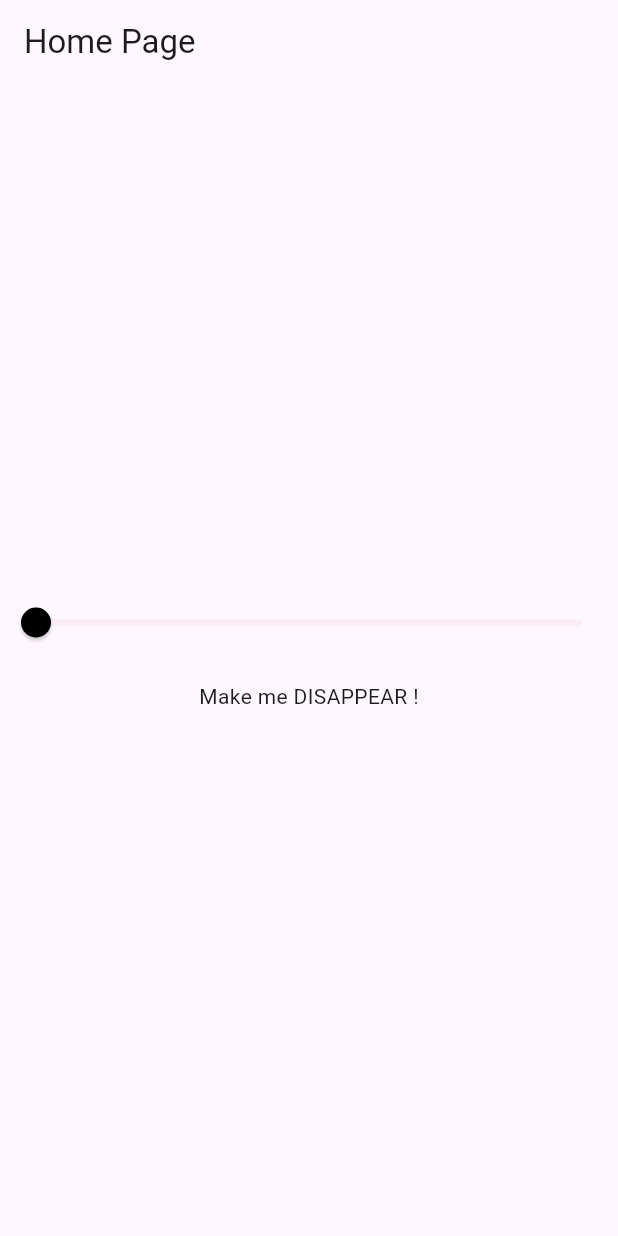
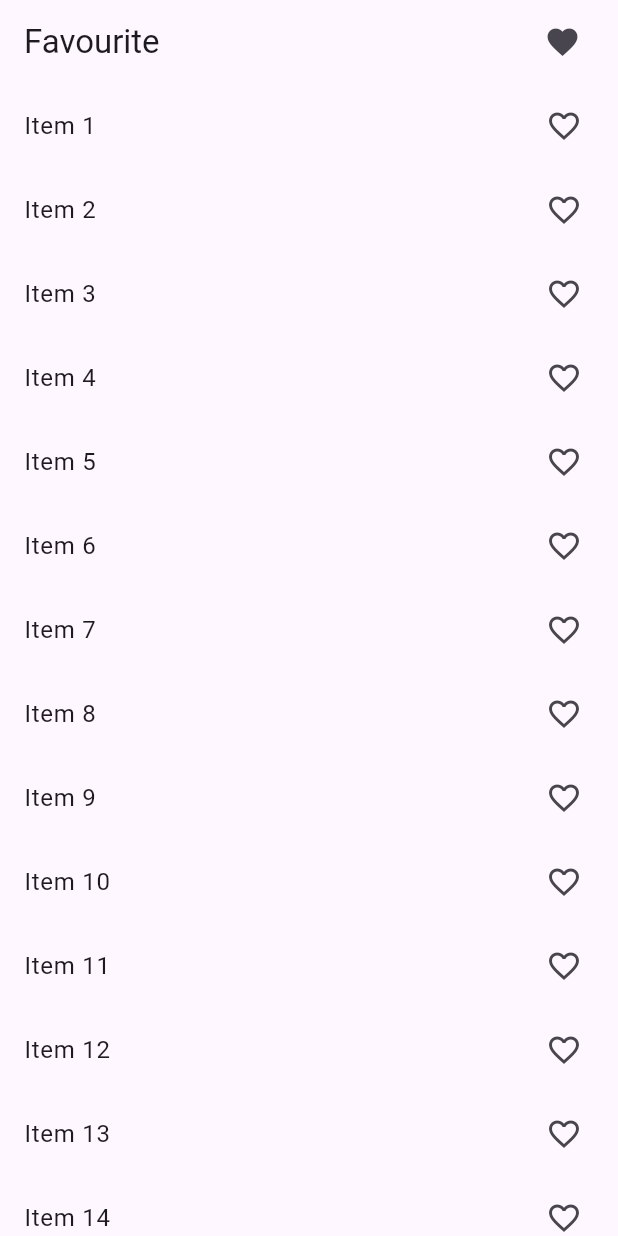
Before and after one commit to mollik001/state-management, a Flutter app: the screen it shows after launch, on a phone screen of 412 x 824 dp. Run offline on Flutter 3.47's test engine with Material 2 defaults, Android fonts, the phone set to English and light mode, and no system bars.

Commit message:
Favourite List with Provider

```diff
--- /dev/null
+++ b/lib/favourite_page.dart
@@ -0,0 +1,58 @@
+import 'package:flutter/material.dart';
+import 'package:practice_sm/favourite_2ndPage.dart';
+import 'package:practice_sm/provider/favourite_provider.dart';
+import 'package:provider/provider.dart';
+
+class Favourite extends StatefulWidget {
+  const Favourite({super.key});
+
+  @override
+  State<Favourite> createState() => _FavouriteState();
+}
+
+class _FavouriteState extends State<Favourite> {
+  @override
+  Widget build(BuildContext context) {
+    print('build');
+    return Scaffold(
+      appBar: AppBar(
+        title: Text('Favourite'),
+        actions: [
+          InkWell(
+              onTap: () {
+                Navigator.push(context,
+                    MaterialPageRoute(builder: (context) => SecondFavourite()));
+              },
+              child: Icon(Icons.favorite)),
+          SizedBox(
+            width: 25,
+          )
+        ],
+      ),
+      body: Column(
+        children: [
+          Expanded(
+            child: ListView.builder(
+              itemCount: 100,
+              itemBuilder: (context, index) {
+                return Consumer<FavouriteProvider>(
+                    builder: (context, value, child) {
+                  print('rebuild');
+                  return ListTile(
+                    onTap: () {
+                      value.toggleFavorite(index);
+                    },
+                    title: Text('Item ${index + 1}'),
+                    trailing: Icon(value.selectedItem.contains(index)
+                        ? Icons.favorite
+                        : Icons.favorite_outline_outlined),
+                  );
+                });
+              },
+            ),
+          )
+        ],
+      ),
+    );
+  }
+}
--- a/lib/main.dart
+++ b/lib/main.dart
@@ -1,5 +1,7 @@
 import 'package:flutter/material.dart';
+import 'package:practice_sm/favourite_page.dart';
 import 'package:practice_sm/provider/count_provider.dart';
+import 'package:practice_sm/provider/favourite_provider.dart';
 import 'package:practice_sm/provider/sliderProvider.dart';
 import 'package:practice_sm/slider_homePage.dart';
 import 'package:provider/provider.dart';
@@ -19,7 +21,8 @@ class MyApp extends StatelessWidget {
     return MultiProvider(
       providers: [
         ChangeNotifierProvider(create: (context) => CountProvider()),
-        ChangeNotifierProvider(create: (context) => SliderProvider())
+        ChangeNotifierProvider(create: (context) => SliderProvider()),
+        ChangeNotifierProvider(create: (context) => FavouriteProvider())
       ],
       child: MaterialApp(
         title: 'Flutter Demo',
@@ -27,7 +30,7 @@ class MyApp extends StatelessWidget {
           colorScheme: ColorScheme.fromSeed(seedColor: Colors.deepPurple),
           useMaterial3: true,
         ),
-        home: SliderPage(),
+        home: Favourite(),
       ),
     );
   }
--- /dev/null
+++ b/lib/provider/favourite_provider.dart
@@ -0,0 +1,15 @@
+import 'package:flutter/material.dart';
+
+class FavouriteProvider with ChangeNotifier {
+  List<int> _selectedItem = [];
+  List<int> get selectedItem => _selectedItem;
+
+  void toggleFavorite(int index) {
+    if (_selectedItem.contains(index)) {
+      _selectedItem.remove(index);
+    } else {
+      _selectedItem.add(index);
+    }
+    notifyListeners();
+  }
+}
--- a/lib/slider_homePage.dart
+++ b/lib/slider_homePage.dart
@@ -18,22 +18,22 @@ class _SliderPageState extends State<SliderPage> {
       appBar: AppBar(
         title: Text('Home Page'),
       ),
-      body: Column(
+      body: Consumer<SliderProvider>(
+        builder: (context, value, child) {
+          return Column(
             mainAxisAlignment: MainAxisAlignment.center,
             children: [
-          Consumer<SliderProvider>(builder: (context, value, child) {
-            return Slider(
+              Slider(
                 max: 0.9,
                 inactiveColor: Color.fromARGB(17, 226, 81, 71),
                 thumbColor: const Color.fromARGB(255, 0, 0, 0),
-                activeColor: Colors.green,
+                activeColor: const Color.fromARGB(255, 13, 14, 13),
                 value: value.value,
                 onChanged: (val) {
                   value.setValue(val);
-                });
-          }),
-          Consumer<SliderProvider>(builder: (context, value, child) {
-            return Row(
+                },
+              ),
+              Row(
                 children: [
                   Expanded(
                     child: Container(
@@ -41,14 +41,20 @@ class _SliderPageState extends State<SliderPage> {
                       decoration: BoxDecoration(
                         color: Colors.black.withOpacity(value.value),
                       ),
-                  child: Center(
-                    child: Text("Make me DISAPPEAR !"),
+                      child: const Center(
+                        child: Text(
+                          "Make me DISAPPEAR !",
+                          style: TextStyle(
+                              fontSize: 15, fontWeight: FontWeight.bold),
                         ),
-                )),
+                      ),
+                    ),
+                  ),
+                ],
+              ),
             ],
           );
-          }),
-        ],
+        },
       ),
     );
   }
```
Also changed, not shown: lib/favourite_2ndPage.dart (added, +42 -0 lines). Lines whose indentation alone changed are shown as unchanged.
